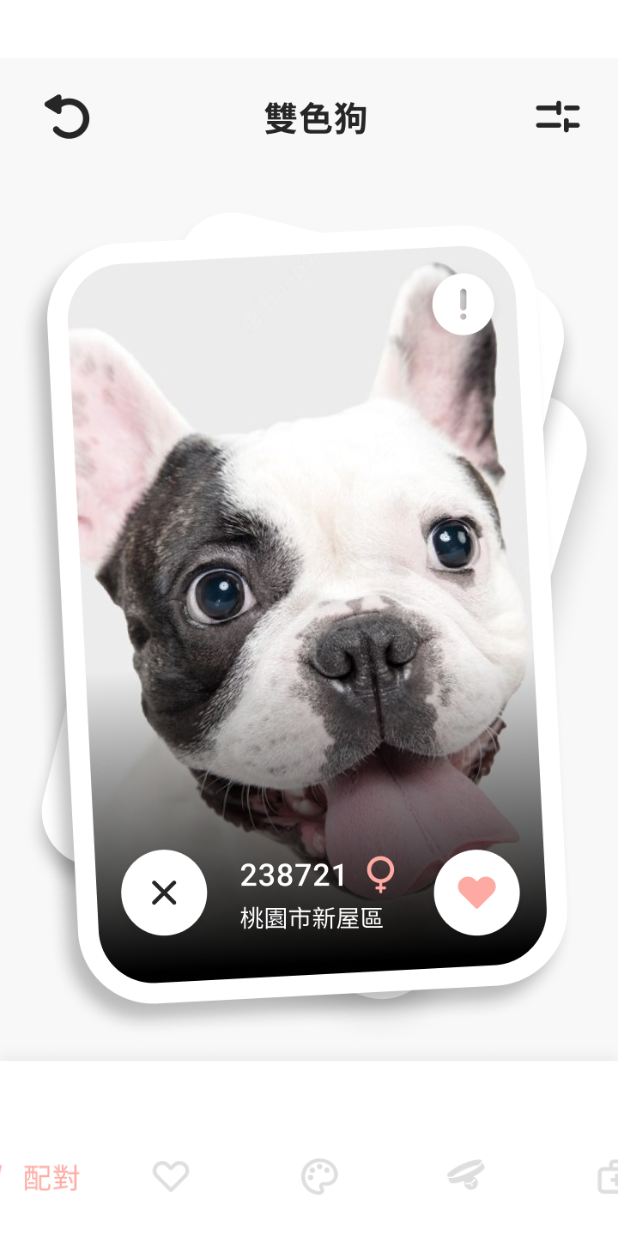
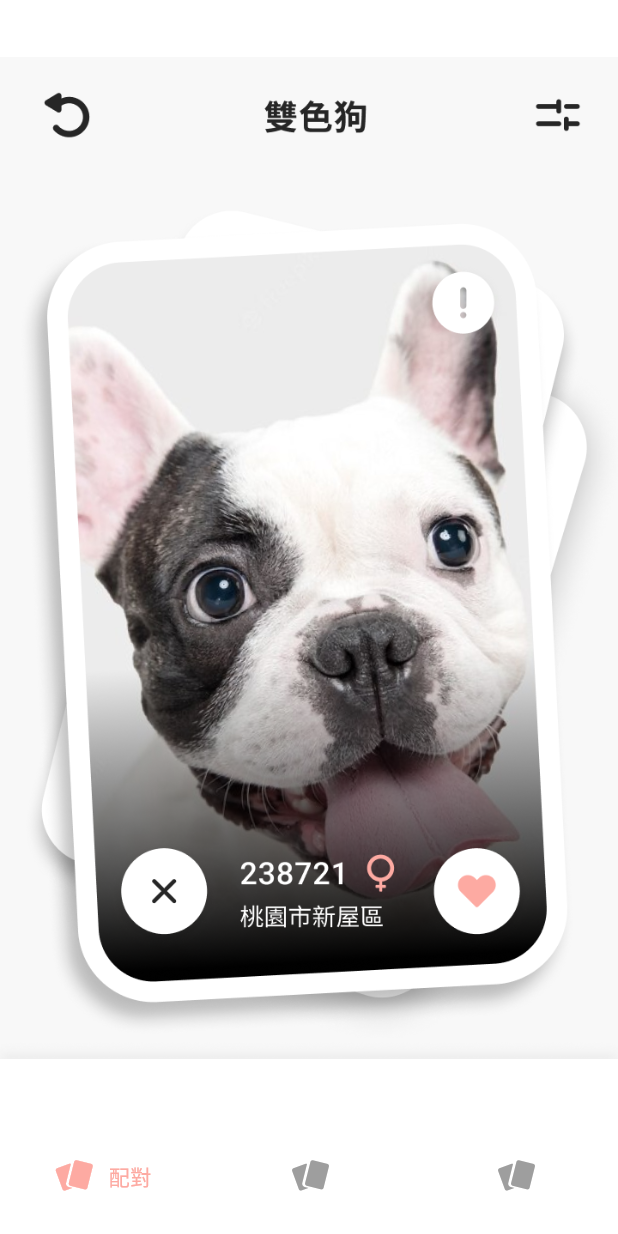
Before and after one commit to PetNi-App/APP, a Flutter app: the screen it shows after launch, on a phone screen of 412 x 824 dp. Run offline on Flutter 3.47's test engine with Material 2 defaults, Android fonts, the phone set to English and light mode, and no system bars; our stand-ins replace auto_route, flutter_svg.

Commit message:
feat: navigation bar

```diff
--- a/lib/pages/main_page.dart
+++ b/lib/pages/main_page.dart
@@ -20,7 +20,9 @@ class MainPage extends StatelessWidget {
               title: SvgPicture.asset(MySvgs.logo),
               actions: [
                 SizedBox(
-                  width: 470 / 5 * 5,
+                  // 每個項目的寬度 = 470 / 5
+                  // NavigationBar 規定至少要有 3 個項目
+                  width: 470 / 5 * 3,
                   child: MyNavigationBar(),
                 )
               ],
--- a/lib/widgets/navigation_bar.dart
+++ b/lib/widgets/navigation_bar.dart
@@ -1,15 +1,72 @@
+import 'package:auto_route/auto_route.dart';
 import 'package:flutter/material.dart';
+import 'package:pet_ni/router.gr.dart';
+import 'package:pet_ni/theme/icons.dart';
 
-class MyNavigationBar extends StatelessWidget {
+class MyNavigationBar extends StatefulWidget {
   const MyNavigationBar({Key? key}) : super(key: key);
 
   @override
+  State<MyNavigationBar> createState() => _MyNavigationBarState();
+}
+
+class _MyNavigationBarState extends State<MyNavigationBar> {
+  var _currentPageIndex = 0;
+
+  void setCurrentPageIndex(int value) => setState(() {
+        _currentPageIndex = value;
+      });
+
+  Widget _iconText(IconData icon, String label) {
+    final textColor = NavigationBarTheme.of(context)
+        .iconTheme!
+        .resolve({MaterialState.selected})!.color;
+
+    return Row(
+      mainAxisAlignment: MainAxisAlignment.center,
+      children: [
+        Icon(icon),
+        SizedBox(width: 12.0),
+        Text(label, style: TextStyle(color: textColor)),
+      ],
+    );
+  }
+
+  @override
   Widget build(BuildContext context) {
-    return Image.asset(
-      'fakes/navigation_bar.png',
-      fit: BoxFit.cover,
-      height: 78.0,
-      width: double.maxFinite,
+    return NavigationBar(
+      onDestinationSelected: (value) {
+        setCurrentPageIndex(value);
+        switch (value) {
+          case 0:
+            context.pushRoute(HomeRoute());
+            break;
+          case 1:
+            context.pushRoute(HomeRoute());
+            break;
+          case 2:
+            context.pushRoute(HomeRoute());
+            break;
+        }
+      },
+      selectedIndex: _currentPageIndex,
+      destinations: <Widget>[
+        NavigationDestination(
+          icon: Icon(MyIcons.card),
+          selectedIcon: _iconText(MyIcons.card, '配對'),
+          label: '配對',
+        ),
+        NavigationDestination(
+          icon: Icon(MyIcons.card),
+          selectedIcon: _iconText(MyIcons.card, '配對'),
+          label: '配對',
+        ),
+        NavigationDestination(
+          icon: Icon(MyIcons.card),
+          selectedIcon: _iconText(MyIcons.card, '配對'),
+          label: '配對',
+        ),
+      ],
     );
   }
 }
```
